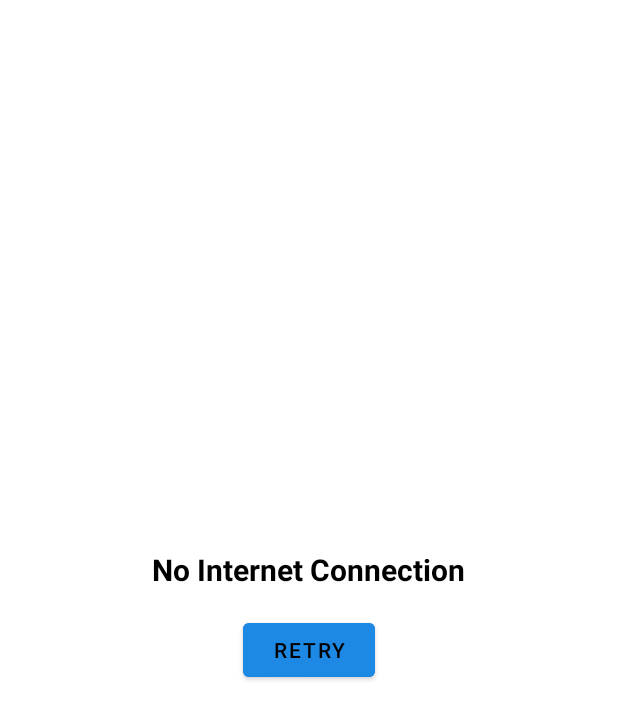
After one commit to Otibaco/Mapmate, an Android app: the NoInternetActivity screen opened directly, with no data from a screen before it, on a phone screen of 412 x 824 dp. The commit adds this screen. Shown: the top 719 px of the screen. Run offline under Robolectric (Android 15) with nearby library versions, the phone set to English and light mode, and no system bars.

Commit message:
My Code Updated

```diff
--- /dev/null
+++ b/app/src/main/java/com/example/mapmate/NoInternetActivity.java
@@ -0,0 +1,46 @@
+package com.example.mapmate;
+
+import android.content.Intent;
+import android.net.ConnectivityManager;
+import android.net.NetworkInfo;
+import android.os.Bundle;
+import android.view.View;
+import android.view.animation.AlphaAnimation;
+import android.view.animation.Animation;
+import android.widget.Button;
+import android.widget.TextView;
+import androidx.appcompat.app.AppCompatActivity;
+import androidx.appcompat.app.AppCompatDelegate;
+
+public class NoInternetActivity extends AppCompatActivity {
+
+    private TextView statusText;
+    private Button retryButton;
+
+    @Override
+    protected void onCreate(Bundle savedInstanceState) {
+        // Force Light Mode
+//        AppCompatDelegate.setDefaultNightMode(AppCompatDelegate.MODE_NIGHT_NO);
+        super.onCreate(savedInstanceState);
+        setContentView(R.layout.activity_nointernet);
+
+        statusText = findViewById(R.id.statusText);
+        retryButton = findViewById(R.id.retryButton);
+
+
+        retryButton.setOnClickListener(v -> checkInternetAndRetry());
+    }
+
+    private void checkInternetAndRetry() {
+        ConnectivityManager cm = (ConnectivityManager) getSystemService(CONNECTIVITY_SERVICE);
+        NetworkInfo activeNetwork = cm.getActiveNetworkInfo();
+
+        if (activeNetwork != null && activeNetwork.isConnected()) {
+            Intent intent = new Intent(NoInternetActivity.this, MainActivity.class);
+            startActivity(intent);
+            finish();
+        } else {
+            statusText.setText("Still no internet. Check your connection.");
+        }
+    }
+}
--- /dev/null
+++ b/app/src/main/res/layout/activity_nointernet.xml
@@ -0,0 +1,25 @@
+<LinearLayout xmlns:android="http://schemas.android.com/apk/res/android"
+    android:layout_width="match_parent"
+    android:layout_height="match_parent"
+    android:gravity="center"
+    android:orientation="vertical"
+    >
+
+    <TextView
+        android:id="@+id/statusText"
+        android:layout_width="wrap_content"
+        android:layout_height="wrap_content"
+        android:text="No Internet Connection"
+        android:textColor="?attr/colorOnBackground"
+        android:textSize="20sp"
+        android:textStyle="bold"/>
+
+    <Button
+        android:id="@+id/retryButton"
+        android:layout_width="wrap_content"
+        android:layout_height="wrap_content"
+        android:text="Retry"
+        android:backgroundTint="#1E88E5"
+        android:textColor="?attr/colorOnBackground"
+        android:layout_marginTop="16dp"/>
+</LinearLayout>
--- a/app/src/main/res/values-night/themes.xml
+++ b/app/src/main/res/values-night/themes.xml
@@ -8,7 +8,7 @@
         <item name="android:windowTranslucentStatus">true</item>
         <item name="android:statusBarColor">@android:color/transparent</item>
         <item name="colorOnBackground">@color/textColorWhite</item>
-        <item name="android:textColorPrimary">@color/textColorWhite</item>
+        <item name="android:textColorPrimary">?attr/colorOnBackground</item>
 
     </style>
 </resources>
--- a/app/src/main/res/values/colors.xml
+++ b/app/src/main/res/values/colors.xml
@@ -7,4 +7,5 @@
     <color name="textColorWhite">#FFFFFF</color> <!-- White Text -->
     <color name="lightBackground">#FFFFFF</color> <!-- White Background for Light Mode -->
     <color name="darkBackground">#000000</color> <!-- Black Background for Dark Mode -->
+    <color name="Skyblue">#1E88E5</color> <!-- Skyblue -->
 </resources>
--- a/app/src/main/res/values/themes.xml
+++ b/app/src/main/res/values/themes.xml
@@ -8,7 +8,8 @@
         <item name="android:windowTranslucentStatus">true</item>
         <item name="android:statusBarColor">@android:color/transparent</item>
         <item name="colorOnBackground">@color/textColorBlack</item>
-        <item name="android:textColorPrimary">@color/textColorBlack</item>
+        <item name="android:textColorPrimary">?attr/colorOnBackground</item>
+<!--        <item name="android:windowFullscreen">true</item>-->
 
     </style>
 </resources>
```
Also changed, not shown: app/src/main/AndroidManifest.xml (+10 -4 lines), app/src/main/java/com/example/mapmate/MainActivity.java (added, +24 -0 lines), app/src/main/java/com/example/mapmate/SplashActivity.java (+54 -12 lines), app/src/main/res/layout/activity_main.xml (added, +21 -0 lines), app/src/main/res/layout/activity_splash.xml (+13 -2 lines).
